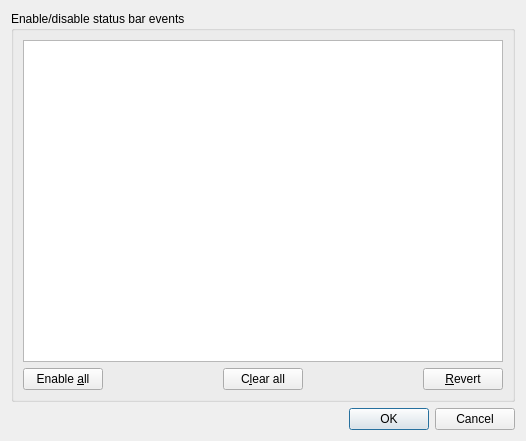
BearWare/TeamTalk5, file Client/qtTeamTalk/statusbardlg.ui: the form before one commit.
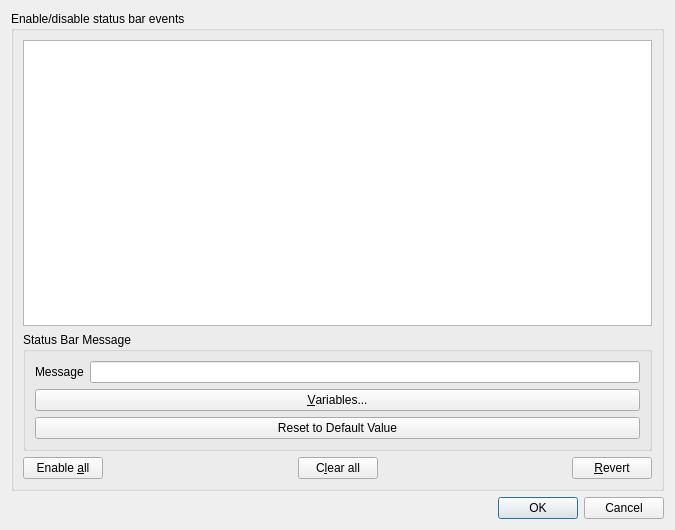
The form after the commit. Custom widgets are drawn as their Qt base class.

Commit message:
Ability to customize status bar messages (#2291)
* Ability to customize status bar emssages

* Only show customization groupbox for customizable and checked events

* Lower-case method names

* Only save new value if different from default value

* Only save change if different from previous setting

* Change some events text

* Only change label if title exists

* Make default statusbar dialog size bigger

---------

Patch:
```diff
--- a/Client/qtTeamTalk/statusbardlg.ui
+++ b/Client/qtTeamTalk/statusbardlg.ui
@@ -6,8 +6,8 @@
    <rect>
     <x>0</x>
     <y>0</y>
-    <width>526</width>
-    <height>441</height>
+    <width>675</width>
+    <height>530</height>
    </rect>
   </property>
   <property name="windowTitle">
@@ -45,6 +45,46 @@
         </property>
        </widget>
       </item>
+      <item>
+       <widget class="QGroupBox" name="sbmsg_groupbox">
+        <property name="title">
+         <string>Status Bar Message</string>
+        </property>
+        <layout class="QVBoxLayout" name="verticalLayout_16">
+         <item>
+          <layout class="QHBoxLayout" name="horizontalLayout_29">
+           <item>
+            <widget class="QLabel" name="SBMsgLabel">
+             <property name="text">
+              <string>Message</string>
+             </property>
+             <property name="buddy">
+              <cstring>SBMsgEdit</cstring>
+             </property>
+            </widget>
+           </item>
+           <item>
+            <widget class="QLineEdit" name="SBMsgEdit"/>
+           </item>
+          </layout>
+         </item>
+         <item>
+          <widget class="QPushButton" name="SBVarButton">
+           <property name="text">
+            <string>&amp;Variables...</string>
+           </property>
+          </widget>
+         </item>
+         <item>
+          <widget class="QPushButton" name="SBDefValButton">
+           <property name="text">
+            <string>Reset to Default Value</string>
+           </property>
+          </widget>
+         </item>
+        </layout>
+       </widget>
+      </item>
       <item>
        <layout class="QHBoxLayout" name="horizontalLayout">
         <item>
```
The commit also changes 11 other files.
